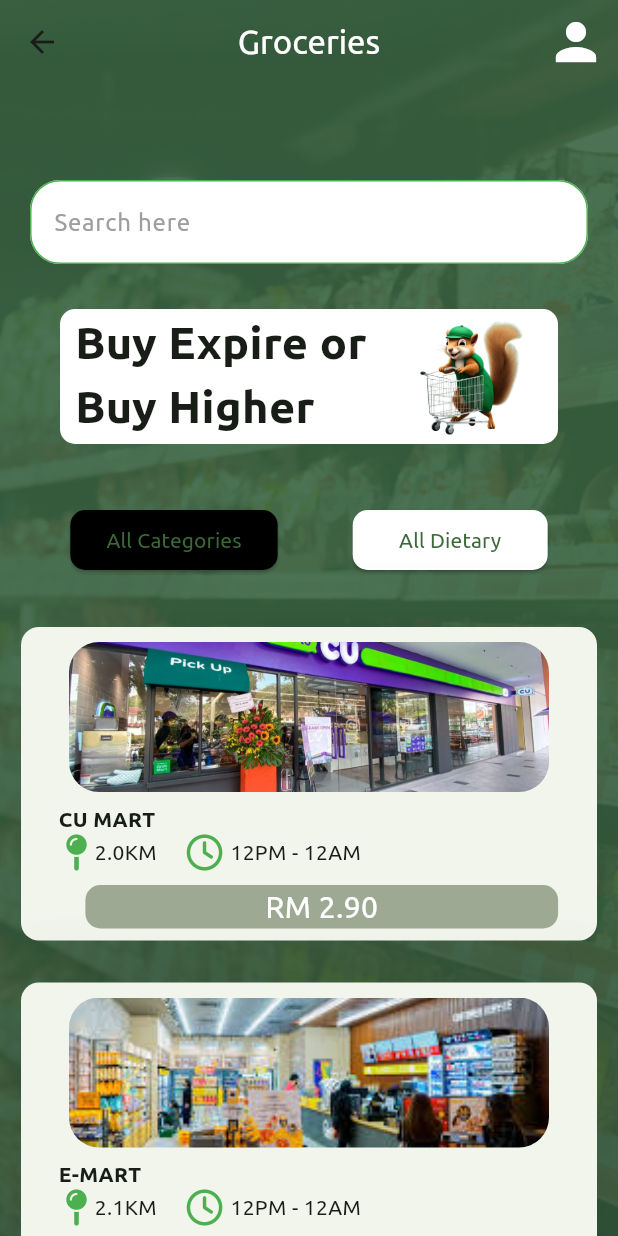
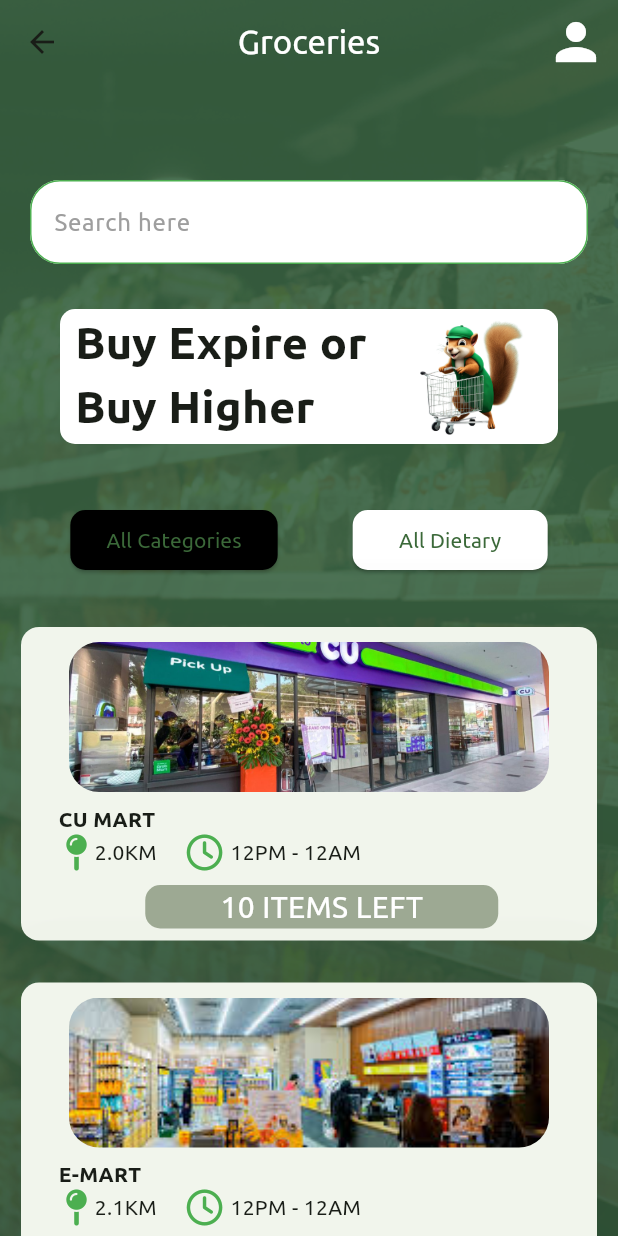
Before and after one commit to haiqalhasly/wastewise, a Flutter app: the HomePage screen opened by its route, on a phone screen of 412 x 824 dp. Run offline on Flutter 3.47's test engine with Material 3 defaults, Android fonts, the phone set to English and light mode, and no system bars; our stand-ins replace font_awesome_flutter; project files that could hold a hidden picture were left out.

Commit message:
ads added

```diff
--- a/wastewise/lib/components/shopbutton.dart
+++ b/wastewise/lib/components/shopbutton.dart
@@ -7,7 +7,7 @@
   final String imagePath;
   final String shopName;
   final String opsHours;
-  final String deliveryFee;
+  final String itemsLeft;
   final String distance;
 
   const ShopButton(
@@ -15,7 +15,7 @@
       required this.imagePath,
       required this.shopName,
       required this.opsHours,
-      required this.deliveryFee,
+      required this.itemsLeft,
       required this.distance});
 
   @override
@@ -69,12 +69,12 @@
                   SizedBox(height: 10),
                   Center(
                     child: Container(
-                      padding: EdgeInsets.only(right: 120, left: 120),
+                      padding: EdgeInsets.only(right: 50, left: 50),
                       decoration: BoxDecoration(
                           color: Color(0xFF9da993),
                           borderRadius: BorderRadius.all(Radius.circular(10))),
                       child: Text(
-                        deliveryFee,
+                        itemsLeft,
                         style: TextStyle(color: Colors.white, fontSize: 20),
                       ),
                     ),
--- a/wastewise/lib/pages/HomePage.dart
+++ b/wastewise/lib/pages/HomePage.dart
@@ -107,19 +107,19 @@
                       imagePath: 'lib/assets/cu_mart.jpg',
                       shopName: 'CU MART',
                       opsHours: '12PM - 12AM',
-                      deliveryFee: 'RM 2.90',
+                      itemsLeft: '10 ITEMS LEFT',
                       distance: '2.0KM'),
                   ShopButton(
                       imagePath: 'lib/assets/e-mart.jpg',
                       shopName: 'E-MART',
                       opsHours: '12PM - 12AM',
-                      deliveryFee: 'RM 3.00',
+                      itemsLeft: '5 ITEMS LEFT',
                       distance: '2.1KM'),
                   ShopButton(
                       imagePath: 'lib/assets/mynews.jpg',
                       shopName: 'MYNEWS',
                       opsHours: '12AM - 10PM',
-                      deliveryFee: 'RM 2.50',
+                      itemsLeft: '7 ITEMS LEFT',
                       distance: '1.5 KM'),
                 ],
               )
--- /dev/null
+++ b/wastewise/lib/pages/MartPage.dart
@@ -0,0 +1,12 @@
+import 'package:flutter/material.dart';
+
+class MartPage extends StatelessWidget {
+  const MartPage({super.key});
+
+  @override
+  Widget build(BuildContext context) {
+    return const Scaffold(
+      backgroundColor: Colors.white,
+    );
+  }
+}
```
